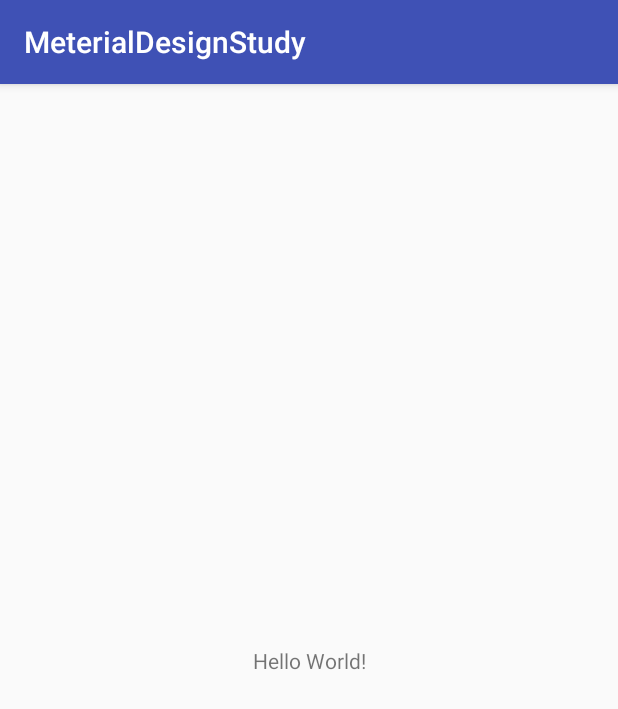
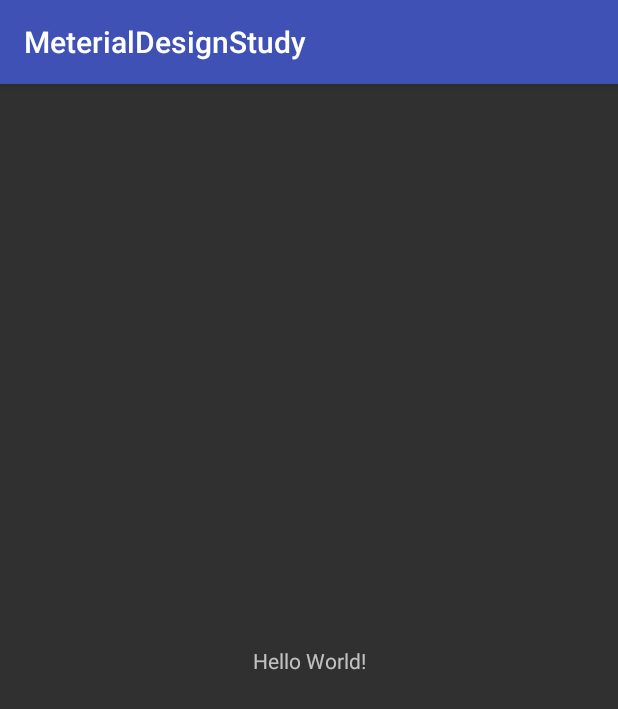
Before and after one commit to huangshouguo/MaterialDesignStudy, an Android app: the screen it shows after launch (MainActivity), on a phone screen of 412 x 824 dp. Shown: the top 709 px of the screen. Run offline under Robolectric (Android 15) with nearby library versions, the phone set to English and light mode, and no system bars.

Commit message:
add style

```diff
--- /dev/null
+++ b/app/src/main/java/com/example/hsg/meterialdesignstudy/BaseActivity.java
@@ -0,0 +1,11 @@
+package com.example.hsg.meterialdesignstudy;
+
+import android.app.Activity;
+
+/**
+ * Created by hsg on 5/15/17.
+ */
+
+public class BaseActivity extends Activity {
+
+}
--- a/app/src/main/java/com/example/hsg/meterialdesignstudy/MainActivity.java
+++ b/app/src/main/java/com/example/hsg/meterialdesignstudy/MainActivity.java
@@ -1,9 +1,8 @@
 package com.example.hsg.meterialdesignstudy;
 
-import android.support.v7.app.AppCompatActivity;
 import android.os.Bundle;
 
-public class MainActivity extends AppCompatActivity {
+public class MainActivity extends BaseActivity {
 
     @Override
     protected void onCreate(Bundle savedInstanceState) {
--- /dev/null
+++ b/app/src/main/res/values-v21/styles.xml
@@ -0,0 +1,11 @@
+<resources>
+
+    <!-- Base application theme. -->
+    <style name="AppTheme" parent="android:Theme.Material">
+        <!-- Customize your theme here. -->
+        <item name="android:colorPrimary">@color/colorPrimary</item>
+        <item name="android:colorPrimaryDark">@color/colorPrimaryDark</item>
+        <item name="android:colorAccent">@color/colorAccent</item>
+    </style>
+
+</resources>
```
